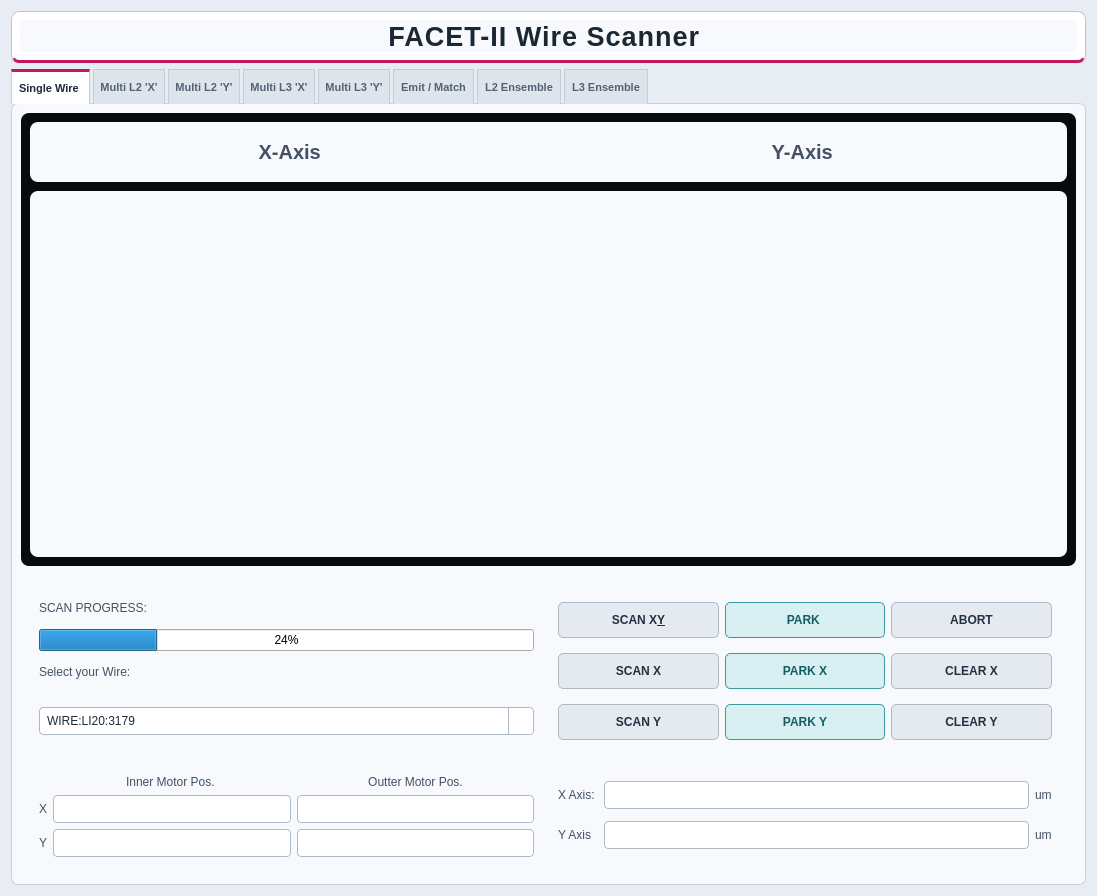
Before: the Qt Designer form VER11_NWA_BETA.ui in Marspark720/F2_WIRE, drawn with Qt 5.
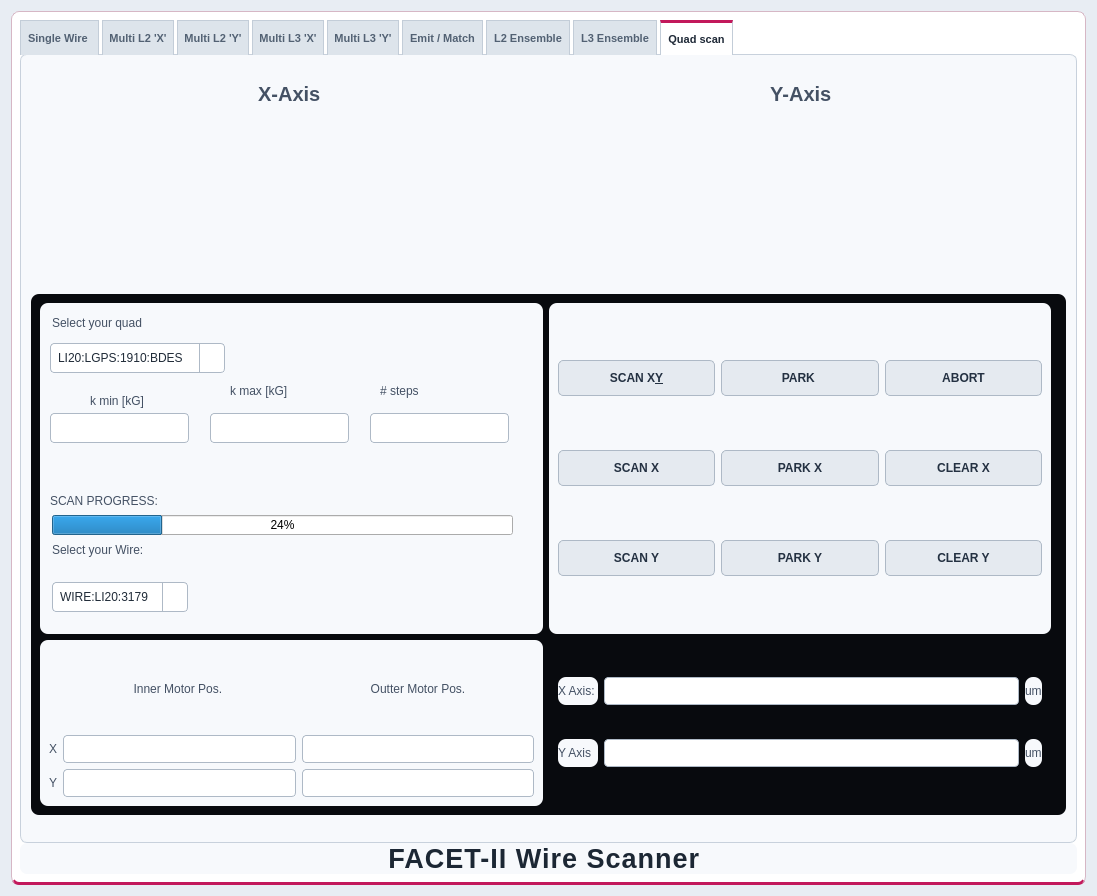
After: the same form once the commit is applied.

Commit message: add k value scan

The edit to the form file:
```diff
--- a/VER11_NWA_BETA.ui
+++ b/VER11_NWA_BETA.ui
@@ -546,26 +546,6 @@
        <number>8</number>
       </property>
       <item>
-       <widget class="QLabel" name="label_2">
-        <property name="font">
-         <font>
-          <pointsize>20</pointsize>
-          <weight>87</weight>
-          <bold>true</bold>
-         </font>
-        </property>
-        <property name="text">
-         <string>FACET-II Wire Scanner </string>
-        </property>
-        <property name="alignment">
-         <set>Qt::AlignCenter</set>
-        </property>
-       </widget>
-      </item>
-     </layout>
-    </widget>
-   </item>
-   <item>
     <widget class="QTabWidget" name="tabWidget">
      <property name="styleSheet">
       <string notr="true">QFrame {
@@ -574,7 +554,7 @@
 }</string>
      </property>
      <property name="currentIndex">
-      <number>0</number>
+         <number>8</number>
      </property>
      <widget class="QWidget" name="SingleWire">
       <attribute name="title">
@@ -658,7 +638,6 @@
                <property name="font">
                 <font>
                  <pointsize>15</pointsize>
-                 <weight>75</weight>
                  <bold>true</bold>
                 </font>
                </property>
@@ -675,7 +654,6 @@
                <property name="font">
                 <font>
                  <pointsize>15</pointsize>
-                 <weight>75</weight>
                  <bold>true</bold>
                 </font>
                </property>
@@ -892,8 +870,7 @@
               <widget class="QPushButton" name="ScanYpush">
                <property name="font">
                 <font>
-                 <weight>75</weight>
-                 <bold>true</bold>
+                    <fontweight>DemiBold</fontweight>
                 </font>
                </property>
                <property name="text">
@@ -911,8 +888,7 @@
               <widget class="QPushButton" name="ParkXpush">
                <property name="font">
                 <font>
-                 <weight>75</weight>
-                 <bold>true</bold>
+                    <fontweight>DemiBold</fontweight>
                 </font>
                </property>
                <property name="text">
@@ -920,31 +896,11 @@
                </property>
               </widget>
              </item>
-             <item row="0" column="0">
-              <widget class="QPushButton" name="ScanXYpush">
-               <property name="font">
-                <font>
-                 <weight>75</weight>
-                 <bold>true</bold>
-                </font>
-               </property>
-               <property name="text">
-                <string>SCAN X&amp;Y</string>
-               </property>
-               <property name="iconSize">
-                <size>
-                 <width>16</width>
-                 <height>25</height>
-                </size>
-               </property>
-              </widget>
-             </item>
              <item row="1" column="0">
               <widget class="QPushButton" name="ScanXpush">
                <property name="font">
                 <font>
-                 <weight>75</weight>
-                 <bold>true</bold>
+                    <fontweight>DemiBold</fontweight>
                 </font>
                </property>
                <property name="text">
@@ -962,8 +918,7 @@
               <widget class="QPushButton" name="ParkPush">
                <property name="font">
                 <font>
-                 <weight>75</weight>
-                 <bold>true</bold>
+                    <fontweight>DemiBold</fontweight>
                 </font>
                </property>
                <property name="text">
@@ -975,8 +930,7 @@
               <widget class="QPushButton" name="ParkYpush">
                <property name="font">
                 <font>
-                 <weight>75</weight>
-                 <bold>true</bold>
+                    <fontweight>DemiBold</fontweight>
                 </font>
                </property>
                <property name="text">
@@ -1005,6 +959,24 @@
                </property>
               </widget>
              </item>
+                <item row="0" column="0">
+                 <widget class="QPushButton" name="ScanXYpush">
+                  <property name="font">
+                   <font>
+                    <fontweight>DemiBold</fontweight>
+                   </font>
+                  </property>
+                  <property name="text">
+                   <string>SCAN X&amp;Y</string>
+                  </property>
+                  <property name="iconSize">
+                   <size>
+                    <width>16</width>
+                    <height>25</height>
+                   </size>
+                  </property>
+                 </widget>
+                </item>
             </layout>
            </widget>
           </item>
@@ -1095,20 +1067,29 @@
              <enum>QFrame::Raised</enum>
             </property>
             <layout class="QGridLayout" name="gridLayout">
-             <item row="1" column="0">
-              <widget class="QProgressBar" name="progressBar_1">
-               <property name="value">
-                <number>24</number>
-               </property>
-              </widget>
-             </item>
-             <item row="2" column="0">
+                <item row="4" column="0" rowspan="2">
+                 <widget class="QComboBox" name="WireDropdown">
+                  <item>
+                   <property name="text">
+                    <string>WIRE:LI20:3179</string>
+                   </property>
+                  </item>
+                 </widget>
+                </item>
+                <item row="3" column="0">
               <widget class="QLabel" name="label_4">
                <property name="text">
                 <string>Select your Wire: </string>
                </property>
               </widget>
              </item>
+                <item row="2" column="0">
+                 <widget class="QProgressBar" name="progressBar_1">
+                  <property name="value">
+                   <number>24</number>
+                  </property>
+                 </widget>
+                </item>
              <item row="0" column="0">
               <widget class="QLabel" name="label_3">
                <property name="text">
@@ -1116,15 +1097,6 @@
                </property>
               </widget>
              </item>
-             <item row="3" column="0" rowspan="2">
-              <widget class="QComboBox" name="WireDropdown">
-               <item>
-                <property name="text">
-                 <string>WIRE:LI20:3179</string>
-                </property>
-               </item>
-              </widget>
-             </item>
             </layout>
            </widget>
           </item>
@@ -2601,6 +2573,691 @@
        </widget>
       </widget>
      </widget>
+        <widget class="QWidget" name="tab">
+         <attribute name="title">
+          <string>Quad scan</string>
+         </attribute>
+         <widget class="QFrame" name="Plotframe_2">
+          <property name="geometry">
+           <rect>
+            <x>0</x>
+            <y>0</y>
+            <width>1053</width>
+            <height>311</height>
+           </rect>
+          </property>
+          <property name="styleSheet">
+           <string notr="true">QFrame {
+    border: none;
+    border-radius: 8px;
+}</string>
+          </property>
+          <property name="frameShape">
+           <enum>QFrame::Shape::StyledPanel</enum>
+          </property>
+          <property name="frameShadow">
+           <enum>QFrame::Shadow::Raised</enum>
+          </property>
+          <layout class="QVBoxLayout" name="singleWirePlotLayout_2">
+           <property name="spacing">
+            <number>9</number>
+           </property>
+           <property name="leftMargin">
+            <number>9</number>
+           </property>
+           <property name="topMargin">
+            <number>9</number>
+           </property>
+           <property name="rightMargin">
+            <number>9</number>
+           </property>
+           <property name="bottomMargin">
+            <number>9</number>
+           </property>
+           <item>
+            <widget class="QFrame" name="frame_34">
+             <property name="minimumSize">
+              <size>
+               <width>0</width>
+               <height>44</height>
+              </size>
+             </property>
+             <property name="maximumSize">
+              <size>
+               <width>16777215</width>
+               <height>60</height>
+              </size>
+             </property>
+             <property name="styleSheet">
+              <string notr="true">QFrame {
+    border: none;
+    border-radius: 8px;
+}</string>
+             </property>
+             <property name="frameShape">
+              <enum>QFrame::Shape::StyledPanel</enum>
+             </property>
+             <property name="frameShadow">
+              <enum>QFrame::Shadow::Raised</enum>
+             </property>
+             <layout class="QHBoxLayout" name="horizontalLayout_2">
+              <item>
+               <widget class="QLabel" name="Xaxis_Label_2">
+                <property name="font">
+                 <font>
+                  <pointsize>15</pointsize>
+                  <bold>true</bold>
+                 </font>
+                </property>
+                <property name="text">
+                 <string>X-Axis </string>
+                </property>
+                <property name="alignment">
+                 <set>Qt::AlignmentFlag::AlignCenter</set>
+                </property>
+               </widget>
+              </item>
+              <item>
+               <widget class="QLabel" name="Yaxis_Label_2">
+                <property name="font">
+                 <font>
+                  <pointsize>15</pointsize>
+                  <bold>true</bold>
+                 </font>
+                </property>
+                <property name="text">
+                 <string>Y-Axis </string>
+                </property>
+                <property name="alignment">
+                 <set>Qt::AlignmentFlag::AlignCenter</set>
+                </property>
+               </widget>
+              </item>
+             </layout>
+            </widget>
+           </item>
+           <item>
+            <layout class="QHBoxLayout" name="singleWirePlotRow_2">
+             <property name="spacing">
+              <number>9</number>
+             </property>
+             <property name="leftMargin">
+              <number>0</number>
+             </property>
+             <property name="topMargin">
+              <number>0</number>
+             </property>
+             <property name="rightMargin">
+              <number>0</number>
+             </property>
+             <property name="bottomMargin">
+              <number>0</number>
+             </property>
+             <item>
+              <widget class="QFrame" name="SingleWirePlot_X_2">
+               <property name="styleSheet">
+                <string notr="true">QFrame {
+    border: none;
+    border-radius: 8px;
+}</string>
+               </property>
+               <property name="frameShape">
+                <enum>QFrame::Shape::StyledPanel</enum>
+               </property>
+               <property name="frameShadow">
+                <enum>QFrame::Shadow::Raised</enum>
+               </property>
+              </widget>
+             </item>
+            </layout>
+           </item>
+          </layout>
+         </widget>
+         <widget class="QFrame" name="frame_8">
+          <property name="geometry">
+           <rect>
+            <x>10</x>
+            <y>239</y>
+            <width>1035</width>
+            <height>521</height>
+           </rect>
+          </property>
+          <property name="minimumSize">
+           <size>
+            <width>0</width>
+            <height>220</height>
+           </size>
+          </property>
+          <property name="frameShape">
+           <enum>QFrame::Shape::StyledPanel</enum>
+          </property>
+          <property name="frameShadow">
+           <enum>QFrame::Shadow::Raised</enum>
+          </property>
+          <layout class="QGridLayout" name="gridLayout_10">
+           <item row="2" column="0">
+            <widget class="QFrame" name="MotorFrame_2">
+             <property name="styleSheet">
+              <string notr="true">QFrame {
+    border: none;
+    border-radius: 8px;
+}</string>
+             </property>
+             <property name="frameShape">
+              <enum>QFrame::Shape::StyledPanel</enum>
+             </property>
+             <property name="frameShadow">
+              <enum>QFrame::Shadow::Raised</enum>
+             </property>
+             <layout class="QGridLayout" name="gridLayout_15">
+              <item row="1" column="1">
+               <widget class="QLineEdit" name="InnerposX_2"/>
+              </item>
+              <item row="1" column="2">
+               <widget class="QLineEdit" name="OutterposX_2"/>
+              </item>
+              <item row="1" column="0">
+               <widget class="QLabel" name="X_label_2">
+                <property name="text">
+                 <string>X</string>
+                </property>
+               </widget>
+              </item>
+              <item row="2" column="1">
+               <widget class="QLineEdit" name="InnerposY_2"/>
+              </item>
+              <item row="2" column="2">
+               <widget class="QLineEdit" name="OutterposY_2"/>
+              </item>
+              <item row="2" column="0">
+               <widget class="QLabel" name="Y_label_2">
+                <property name="text">
+                 <string>Y</string>
+                </property>
+               </widget>
+              </item>
+              <item row="0" column="2">
+               <widget class="QLabel" name="Outter_Label_2">
+                <property name="styleSheet">
+                 <string notr="true">QFrame#frame_7 {
+    min-width: 400px;
+    min-height: 300px;
+
+    border: none;
+}</string>
+                </property>
+                <property name="text">
+                 <string>Outter Motor Pos.</string>
+                </property>
+                <property name="alignment">
+                 <set>Qt::AlignmentFlag::AlignCenter</set>
+                </property>
+               </widget>
+              </item>
+              <item row="0" column="1">
+               <widget class="QLabel" name="Inner_Label_2">
+                <property name="text">
+                 <string>Inner Motor Pos. </string>
+                </property>
+                <property name="alignment">
+                 <set>Qt::AlignmentFlag::AlignCenter</set>
+                </property>
+               </widget>
+              </item>
+             </layout>
+            </widget>
+           </item>
+           <item row="0" column="2" rowspan="3">
+            <widget class="QFrame" name="ButtonsFrame_2">
+             <property name="frameShape">
+              <enum>QFrame::Shape::StyledPanel</enum>
+             </property>
+             <property name="frameShadow">
+              <enum>QFrame::Shadow::Raised</enum>
+             </property>
+             <widget class="QPushButton" name="ElogPush_2">
+              <property name="geometry">
+               <rect>
+                <x>12</x>
+                <y>2</y>
+                <width>91</width>
+                <height>141</height>
+               </rect>
+              </property>
+              <property name="minimumSize">
+               <size>
+                <width>91</width>
+                <height>36</height>
+               </size>
+              </property>
+              <property name="font">
+               <font>
+                <fontweight>DemiBold</fontweight>
+               </font>
+              </property>
+              <property name="styleSheet">
+               <string notr="true">QPushButton#l2XElogPush,
+QPushButton#l2XAbortPush {
+    min-width: 250px;
+    max-width: 280px;
+    min-height: 500px;
+    max-height: 600px;
+}
+</string>
+              </property>
+              <property name="text">
+               <string>ELOG -&gt;</string>
+              </property>
+             </widget>
+             <widget class="QPushButton" name="AbortPush_2">
+              <property name="geometry">
+               <rect>
+                <x>12</x>
+                <y>152</y>
+                <width>91</width>
+                <height>121</height>
+               </rect>
+              </property>
+              <property name="minimumSize">
+               <size>
+                <width>91</width>
+                <height>36</height>
+               </size>
+              </property>
+              <property name="maximumSize">
+               <size>
+                <width>91</width>
+                <height>16777215</height>
+               </size>
+              </property>
+              <property name="font">
+               <font>
+                <fontweight>DemiBold</fontweight>
+               </font>
+              </property>
+              <property name="styleSheet">
+               <string notr="true">QFrame {
+    border: none;
+    border-radius: 8px;
+minimumSize height = 100
+maximumSize height = 100
+}</string>
+              </property>
+              <property name="text">
+               <string>Abort</string>
+              </property>
+             </widget>
+            </widget>
+           </item>
+           <item row="0" column="1" rowspan="2">
+            <widget class="QFrame" name="ScanFrame_2">
+             <property name="frameShape">
+              <enum>QFrame::Shape::StyledPanel</enum>
+             </property>
+             <property name="frameShadow">
+              <enum>QFrame::Shadow::Raised</enum>
+             </property>
+             <layout class="QGridLayout" name="gridLayout_14">
+              <item row="2" column="0">
+               <widget class="QPushButton" name="ScanYpush_2">
+                <property name="font">
+                 <font>
+                  <fontweight>DemiBold</fontweight>
+                 </font>
+                </property>
+                <property name="text">
+                 <string>SCAN Y</string>
+                </property>
+                <property name="iconSize">
+                 <size>
+                  <width>16</width>
+                  <height>25</height>
+                 </size>
+                </property>
+               </widget>
+              </item>
+              <item row="1" column="1">
+               <widget class="QPushButton" name="ParkXpush_2">
+                <property name="font">
+                 <font>
+                  <fontweight>DemiBold</fontweight>
+                 </font>
+                </property>
+                <property name="text">
+                 <string>PARK X</string>
+                </property>
+               </widget>
+              </item>
+              <item row="1" column="0">
+               <widget class="QPushButton" name="ScanXpush_2">
+                <property name="font">
+                 <font>
+                  <fontweight>DemiBold</fontweight>
+                 </font>
+                </property>
+                <property name="text">
+                 <string>SCAN X</string>
+                </property>
+                <property name="iconSize">
+                 <size>
+                  <width>16</width>
+                  <height>25</height>
+                 </size>
+                </property>
+               </widget>
+              </item>
+              <item row="0" column="1">
+               <widget class="QPushButton" name="ParkPush_2">
+                <property name="font">
+                 <font>
+                  <fontweight>DemiBold</fontweight>
+                 </font>
+                </property>
+                <property name="text">
+                 <string>PARK </string>
+                </property>
+               </widget>
+              </item>
+              <item row="2" column="1">
+               <widget class="QPushButton" name="ParkYpush_2">
+                <property name="font">
+                 <font>
+                  <fontweight>DemiBold</fontweight>
+                 </font>
+                </property>
+                <property name="text">
+                 <string>PARK Y</string>
+                </property>
+               </widget>
+              </item>
+              <item row="0" column="2">
+               <widget class="QPushButton" name="pushButton_3">
+                <property name="text">
+                 <string>ABORT</string>
+                </property>
+               </widget>
+              </item>
+              <item row="1" column="2">
+               <widget class="QPushButton" name="pushButton_5">
+                <property name="text">
+                 <string>CLEAR X</string>
+                </property>
+               </widget>
+              </item>
+              <item row="2" column="2">
+               <widget class="QPushButton" name="pushButton_6">
+                <property name="text">
+                 <string>CLEAR Y</string>
+                </property>
+               </widget>
+              </item>
+              <item row="0" column="0">
+               <widget class="QPushButton" name="ScanXYpush_2">
+                <property name="font">
+                 <font>
+                  <fontweight>DemiBold</fontweight>
+                 </font>
+                </property>
+                <property name="text">
+                 <string>SCAN X&amp;Y</string>
+                </property>
+                <property name="iconSize">
+                 <size>
+                  <width>16</width>
+                  <height>25</height>
+                 </size>
+                </property>
+               </widget>
+              </item>
+             </layout>
+            </widget>
+           </item>
+           <item row="2" column="1">
+            <widget class="QFrame" name="frame_9">
+             <property name="frameShape">
+              <enum>QFrame::Shape::StyledPanel</enum>
+             </property>
+             <property name="frameShadow">
+              <enum>QFrame::Shadow::Raised</enum>
+             </property>
+             <layout class="QGridLayout" name="gridLayout_11">
+              <item row="1" column="0">
+               <widget class="QLabel" name="X_label_size_2">
+                <property name="text">
+                 <string>X Axis: </string>
+                </property>
+               </widget>
+              </item>
+              <item row="2" column="0">
+               <widget class="QLabel" name="Y_label_size_2">
+                <property name="text">
+                 <string>Y Axis </string>
+                </property>
+               </widget>
+              </item>
+              <item row="1" column="2">
+               <widget class="QLabel" name="xunit_2">
+                <property name="text">
+                 <string>um</string>
+                </property>
+               </widget>
+              </item>
+              <item row="1" column="1">
+               <widget class="QLineEdit" name="X_Size_2"/>
+              </item>
+              <item row="2" column="2">
+               <widget class="QLabel" name="yunit_2">
+                <property name="text">
+                 <string>um</string>
+                </property>
+               </widget>
+              </item>
+              <item row="2" column="1">
+               <widget class="QLineEdit" name="Y_Size_2"/>
+              </item>
+             </layout>
+            </widget>
+           </item>
+           <item row="0" column="0" rowspan="2">
+            <widget class="QFrame" name="WireSelectFrame_2">
+             <property name="styleSheet">
+              <string notr="true">QFrame {
+    border: none;
+    border-radius: 8px;
+}</string>
+             </property>
+             <property name="frameShape">
+              <enum>QFrame::Shape::StyledPanel</enum>
+             </property>
+             <property name="frameShadow">
+              <enum>QFrame::Shadow::Raised</enum>
+             </property>
+             <widget class="QLabel" name="label_5">
+              <property name="geometry">
+               <rect>
+                <x>12</x>
+                <y>239</y>
+                <width>106</width>
+                <height>16</height>
+               </rect>
+              </property>
+              <property name="text">
+               <string>Select your Wire: </string>
+              </property>
+             </widget>
+             <widget class="QProgressBar" name="progressBar_6">
+              <property name="geometry">
+               <rect>
+                <x>12</x>
+                <y>212</y>
+                <width>461</width>
+                <height>20</height>
+               </rect>
+              </property>
+              <property name="value">
+               <number>24</number>
+              </property>
+             </widget>
+             <widget class="QLabel" name="label_6">
+              <property name="geometry">
+               <rect>
+                <x>10</x>
+                <y>190</y>
+                <width>111</width>
+                <height>16</height>
+               </rect>
+              </property>
+              <property name="text">
+               <string>SCAN PROGRESS:</string>
+              </property>
+             </widget>
+             <widget class="QComboBox" name="WireDropdown_2">
+              <property name="geometry">
+               <rect>
+                <x>12</x>
+                <y>279</y>
+                <width>136</width>
+                <height>30</height>
+               </rect>
+              </property>
+              <item>
+               <property name="text">
+                <string>WIRE:LI20:3179</string>
+               </property>
+              </item>
+             </widget>
+             <widget class="QLabel" name="label">
+              <property name="geometry">
+               <rect>
+                <x>12</x>
+                <y>12</y>
+                <width>101</width>
+                <height>16</height>
+               </rect>
+              </property>
+              <property name="text">
+               <string>Select your quad</string>
+              </property>
+             </widget>
+             <widget class="QComboBox" name="QuadPVDropdown">
+              <property name="geometry">
+               <rect>
+                <x>10</x>
+                <y>40</y>
+                <width>175</width>
+                <height>30</height>
+               </rect>
+              </property>
+              <item>
+               <property name="text">
+                <string>LI20:LGPS:1910:BDES</string>
+               </property>
+              </item>
+              <item>
+               <property name="text">
+                <string>LI20:LGPS:3204:BDES
+</string>
+               </property>
+              </item>
+              <item>
+               <property name="text">
+                <string>LI20:LGPS:3031:BDES</string>
+               </property>
+              </item>
+             </widget>
+             <widget class="QLineEdit" name="QuadKMaxBox">
+              <property name="geometry">
+               <rect>
+                <x>170</x>
+                <y>110</y>
+                <width>139</width>
+                <height>30</height>
+               </rect>
+              </property>
+             </widget>
+             <widget class="QLineEdit" name="QuadKMinBox">
+              <property name="geometry">
+               <rect>
+                <x>10</x>
+                <y>110</y>
+                <width>139</width>
+                <height>30</height>
+               </rect>
+              </property>
+             </widget>
+             <widget class="QLabel" name="label_7">
+              <property name="geometry">
+               <rect>
+                <x>50</x>
+                <y>90</y>
+                <width>101</width>
+                <height>16</height>
+               </rect>
+              </property>
+              <property name="text">
+               <string>k min [kG]</string>
+              </property>
+             </widget>
+             <widget class="QLabel" name="label_8">
+              <property name="geometry">
+               <rect>
+                <x>190</x>
+                <y>80</y>
+                <width>101</width>
+                <height>16</height>
+               </rect>
+              </property>
+              <property name="text">
+               <string>k max [kG]</string>
+              </property>
+             </widget>
+             <widget class="QLineEdit" name="QuadStepsBox">
+              <property name="geometry">
+               <rect>
+                <x>330</x>
+                <y>110</y>
+                <width>139</width>
+                <height>30</height>
+               </rect>
+              </property>
+             </widget>
+             <widget class="QLabel" name="label_9">
+              <property name="geometry">
+               <rect>
+                <x>340</x>
+                <y>80</y>
+                <width>101</width>
+                <height>16</height>
+               </rect>
+              </property>
+              <property name="text">
+               <string># steps</string>
+              </property>
+             </widget>
+            </widget>
+           </item>
+          </layout>
+         </widget>
+        </widget>
+       </widget>
+      </item>
+      <item>
+       <widget class="QLabel" name="label_2">
+        <property name="font">
+         <font>
+          <pointsize>20</pointsize>
+          <bold>true</bold>
+         </font>
+        </property>
+        <property name="text">
+         <string>FACET-II Wire Scanner </string>
+        </property>
+        <property name="alignment">
+         <set>Qt::AlignmentFlag::AlignCenter</set>
+        </property>
+       </widget>
+      </item>
+     </layout>
     </widget>
    </item>
   </layout>
```
Left out of the diff: 180 changed lines with no effect on the pictures. Lines whose indentation alone changed are shown as unchanged. The commit also changes 1 other file.
